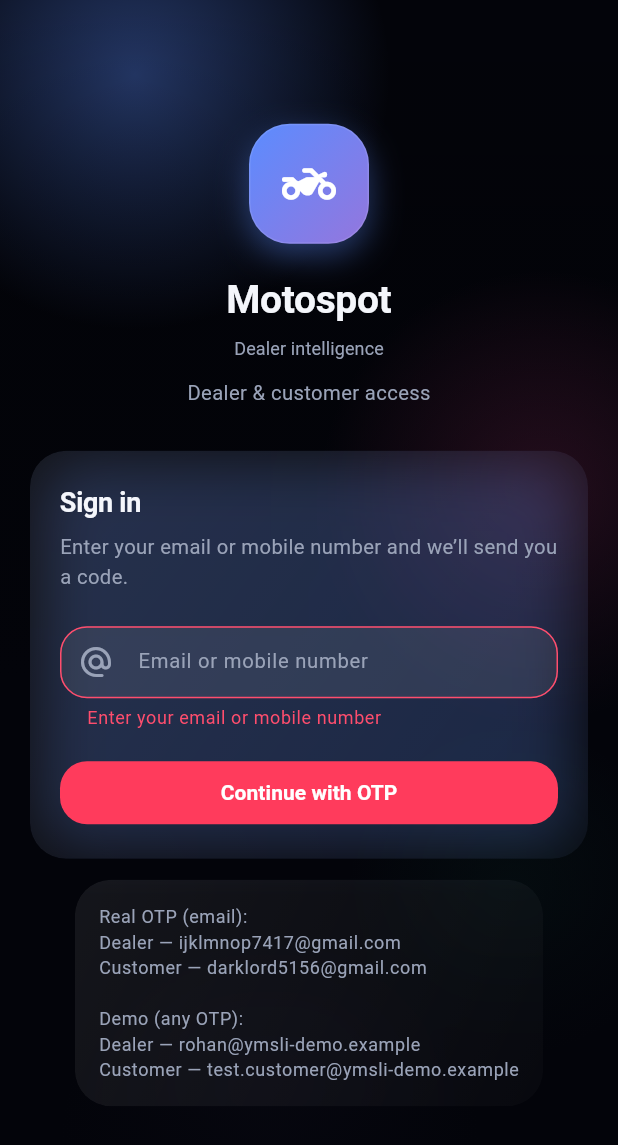
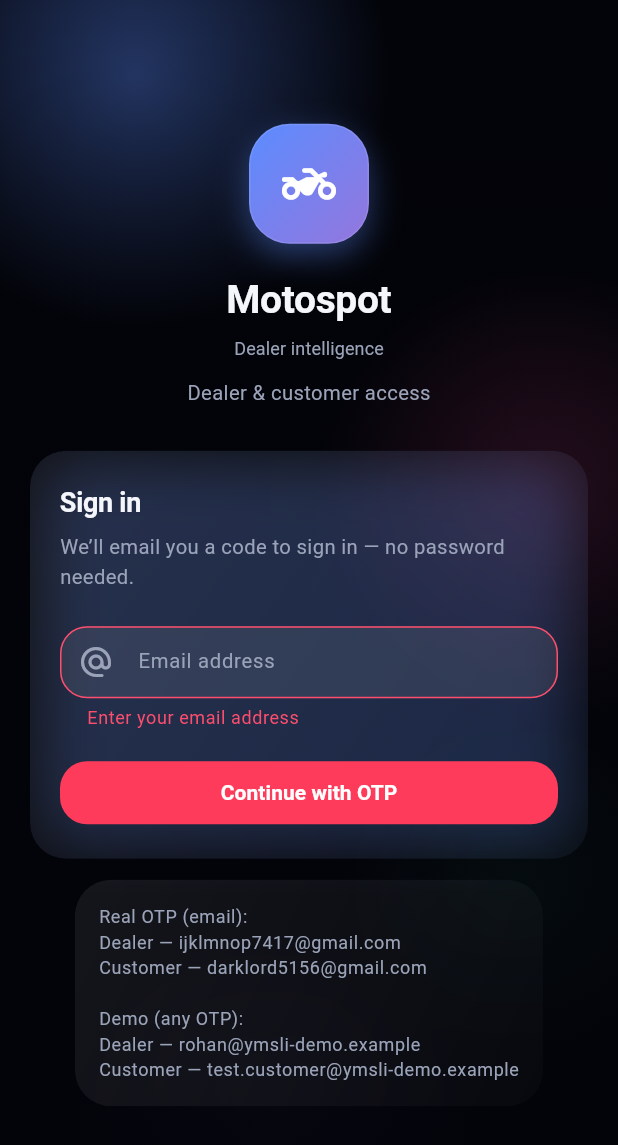
Before and after one commit to nakshatra-ym/motosmart-app2.0, a Flutter app: the LoginScreen screen opened by its route, after a tap on "Continue with OTP", on a phone screen of 412 x 824 dp. Shown: the top 1145 px of the screen. Run offline on Flutter 3.47's test engine with Material 3 defaults, Android fonts, the phone set to English and light mode, and no system bars; our stand-ins replace dio, flutter_riverpod, flutter_secure_storage, go_router, permission_handler; missing offline and left inert: flutter_blue_classic; accounts and stored records are empty; network calls fail.

Commit message:
Ask for an email, because phone OTP was never going to arrive
The sign-in form offered "email or mobile number", but the pool reports
AvailableChallenges: ['EMAIL_OTP'] and nothing else. A phone number did not
fail: Cognito answered SELECT_CHALLENGE, the app read that as the challenge
name, and the code it then submitted went nowhere. Silent dead end.

The form now asks for an email and validates it, and the client always requests
EMAIL_OTP so the dead end is unreachable even if something else calls it.

Enabling SMS is not a client change — it needs an SMS sign-in factor on the
pool, SNS production access, and DLT registration for Indian numbers.

Co-Authored-By: Claude Opus 5 (1M context) <noreply@anthropic.com>

```diff
--- a/lib/core/auth/api_auth_repository.dart
+++ b/lib/core/auth/api_auth_repository.dart
@@ -92,7 +92,7 @@ class ApiAuthRepository implements AuthRepository {
   Future<void> requestOtp(String identifier) async {
     final id = identifier.trim();
     if (id.isEmpty) {
-      throw const ApiException('Enter your email or phone number.');
+      throw const ApiException('Enter your email address.');
     }
 
     if (_usesDevShortcut(id)) {
@@ -199,7 +199,7 @@ class ApiAuthRepository implements AuthRepository {
     } on ApiException catch (error) {
       if (error.statusCode == 403 || error.statusCode == 404) {
         throw const ApiException(
-          'No account found for that email or phone number.',
+          'No account found for that email.',
           statusCode: 404,
         );
       }
@@ -214,10 +214,14 @@ class ApiAuthRepository implements AuthRepository {
     }
   }
 
-  /// Cognito routes an email identifier to EMAIL_OTP and anything else (a phone
-  /// number) to SMS_OTP.
-  String _challengeFor(String identifier) =>
-      identifier.contains('@') ? 'EMAIL_OTP' : 'SMS_OTP';
+  /// Always EMAIL_OTP: the pool offers no other factor.
+  ///
+  /// Asking for SMS_OTP does not fail loudly — Cognito answers SELECT_CHALLENGE
+  /// with `AvailableChallenges: ['EMAIL_OTP']`, and submitting a code against
+  /// that session goes nowhere. Enabling SMS would take an SMS sign-in factor on
+  /// the pool plus SNS production access and, for Indian numbers, DLT
+  /// registration; until then the sign-in form asks for an email only.
+  String _challengeFor(String identifier) => 'EMAIL_OTP';
 
   Future<Map<String, dynamic>> _cognitoCall(
     String action,
@@ -274,7 +278,7 @@ class ApiAuthRepository implements AuthRepository {
     final message = asString(data['message']);
 
     if (type.contains('UserNotFound')) {
-      return 'No account found for that email or phone number.';
+      return 'No account found for that email.';
     }
     if (type.contains('NotAuthorized')) {
       return 'That code was not accepted. Request a new one and try again.';
--- a/lib/core/auth/mock_auth_repository.dart
+++ b/lib/core/auth/mock_auth_repository.dart
@@ -17,7 +17,7 @@ class MockAuthRepository implements AuthRepository {
   final MockDataStore _store;
   final TokenStorage _tokenStorage;
 
-  static const _notFoundMessage = 'No account found for that email or phone number.';
+  static const _notFoundMessage = 'No account found for that email.';
 
   @override
   Future<void> requestOtp(String identifier) async {
--- a/lib/features/auth/presentation/login_screen.dart
+++ b/lib/features/auth/presentation/login_screen.dart
@@ -82,7 +82,7 @@ class _LoginScreenState extends ConsumerState<LoginScreen> {
                               ),
                               const SizedBox(height: 8),
                               Text(
-                                'Enter your email or mobile number and we’ll send you a code.',
+                                'We’ll email you a code to sign in — no password needed.',
                                 style: theme.textTheme.bodyMedium,
                               ),
                               const SizedBox(height: 22),
@@ -92,12 +92,18 @@ class _LoginScreenState extends ConsumerState<LoginScreen> {
                                 textInputAction: TextInputAction.done,
                                 style: const TextStyle(color: AppColors.ink),
                                 decoration: const InputDecoration(
-                                  labelText: 'Email or mobile number',
+                                  labelText: 'Email address',
                                   prefixIcon: Icon(Icons.alternate_email_rounded),
                                 ),
                                 validator: (value) {
-                                  if (value == null || value.trim().isEmpty) {
-                                    return 'Enter your email or mobile number';
+                                  final id = value?.trim() ?? '';
+                                  if (id.isEmpty) return 'Enter your email address';
+                                  // Caught here rather than at Cognito, which
+                                  // answers a phone number with a challenge the
+                                  // app cannot complete instead of an error.
+                                  if (!RegExp(r'^[^@\s]+@[^@\s]+\.[^@\s]+$')
+                                      .hasMatch(id)) {
+                                    return 'Enter a valid email address';
                                   }
                                   return null;
                                 },
```
Also changed, not shown: 1 other file.
